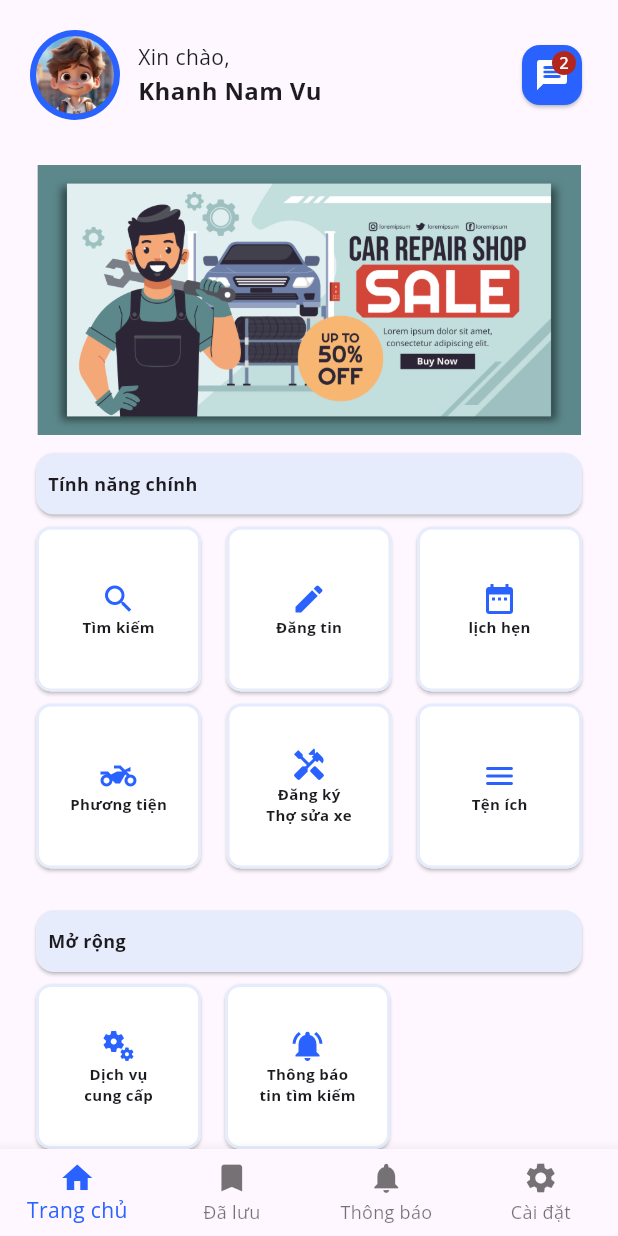
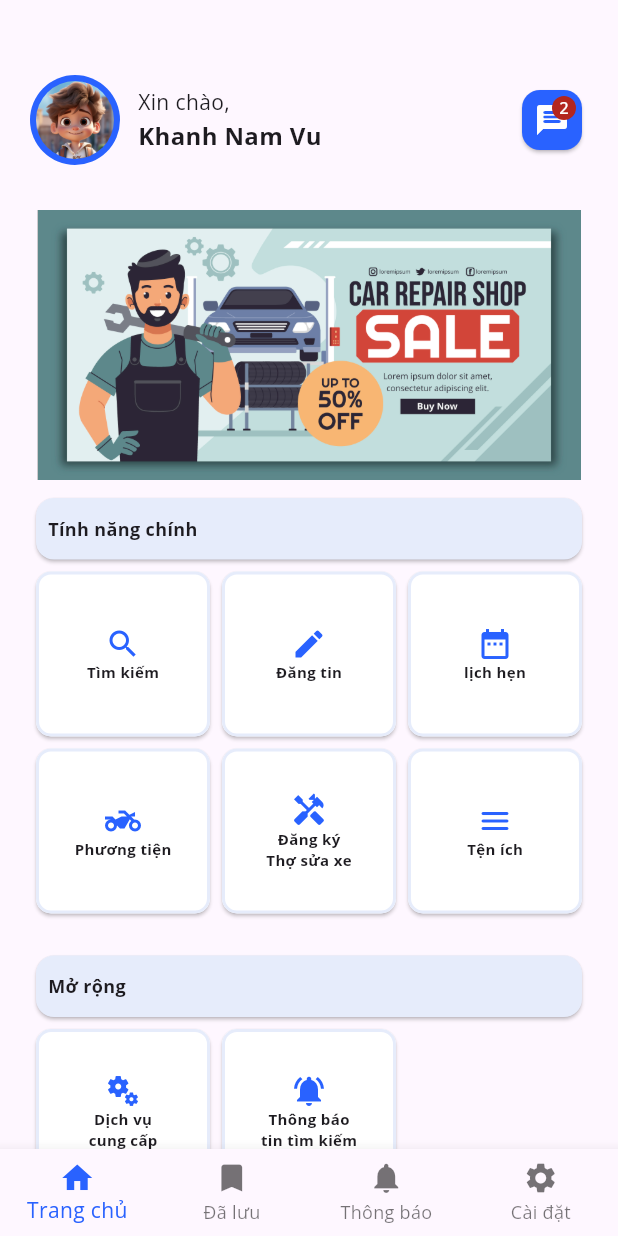
Before and after one commit to vnKhanhsDev/finca-app, a Flutter app: the screen it shows after launch, on a phone screen of 412 x 824 dp. Run offline on Flutter 3.47's test engine with Material 3 defaults, Android fonts, the phone set to English and light mode, and no system bars; drawn by our look-alikes of carousel_slider.

Commit message:
fix_home_screen

```diff
--- a/front-end/flutter_app/lib/screens/home_screen.dart
+++ b/front-end/flutter_app/lib/screens/home_screen.dart
@@ -20,8 +20,9 @@ class _HomeScreenState extends State<HomeScreen>{
   Widget build(BuildContext context){
   return Scaffold(
 
-    body: Container(
-      margin: EdgeInsets.only(top: 20, bottom:20, left: 20, right: 20),
+    body: SingleChildScrollView(
+      child: Container(
+        margin: EdgeInsets.only(top: 50, bottom:20, left: 20, right: 20),
         child: Column(
           crossAxisAlignment: CrossAxisAlignment.start,
           children: [
@@ -104,7 +105,7 @@ class _HomeScreenState extends State<HomeScreen>{
               child: Row(
                 mainAxisAlignment: MainAxisAlignment.spaceBetween,
                 children: [
-                InkWell(
+                  Expanded(child:InkWell(
                     onTap: (){
 
                     },
@@ -131,7 +132,8 @@ class _HomeScreenState extends State<HomeScreen>{
                       color: Colors.white,
                     ),
                   ),
-                InkWell(
+                  ),
+                  Expanded(child: InkWell(
                     onTap: (){
 
                     },
@@ -158,7 +160,8 @@ class _HomeScreenState extends State<HomeScreen>{
                       color: Colors.white,
                     ),
                   ),
-                InkWell(
+                  ),
+                  Expanded(child: InkWell(
                     onTap: (){
 
                     },
@@ -184,8 +187,7 @@ class _HomeScreenState extends State<HomeScreen>{
                       ),
                       color: Colors.white,
                     ),
-                ),
-
+                  ),),
                 ],
               ),
             ),
@@ -193,7 +195,7 @@ class _HomeScreenState extends State<HomeScreen>{
               child: Row(
                 mainAxisAlignment: MainAxisAlignment.spaceBetween,
                 children: [
-                InkWell(
+                  Expanded(child: InkWell(
                     onTap: (){
 
                     },
@@ -219,8 +221,8 @@ class _HomeScreenState extends State<HomeScreen>{
                       ),
                       color: Colors.white,
                     ),
-                ),
-                InkWell(
+                  ),),
+                  Expanded(child: InkWell(
                     onTap: (){
 
                     },
@@ -247,8 +249,8 @@ class _HomeScreenState extends State<HomeScreen>{
                       ),
                       color: Colors.white,
                     ),
-                ),
-                InkWell(
+                  ),),
+                  Expanded(child: InkWell(
                     onTap: (){
 
                     },
@@ -274,7 +276,7 @@ class _HomeScreenState extends State<HomeScreen>{
                       ),
                       color: Colors.white,
                     ),
-                ),
+                  ),),
                 ],
               ),
             ),
@@ -292,7 +294,9 @@ class _HomeScreenState extends State<HomeScreen>{
             Container(
               child: Row(
                 children: [
-                InkWell(
+                  Expanded(
+                    flex: 1,
+                    child: InkWell(
                     onTap: (){
 
                     },
@@ -319,10 +323,8 @@ class _HomeScreenState extends State<HomeScreen>{
                       ),
                       color: Colors.white,
                     ),
-                ),
-                Container(
-                  margin: EdgeInsets.only(left: 8),
-                  child: InkWell(
+                  ),),
+                  Expanded(flex: 1,child: InkWell(
                     onTap: (){
 
                     },
@@ -351,13 +353,13 @@ class _HomeScreenState extends State<HomeScreen>{
                         color: Colors.white,
                       ),
                     ),
-                  ),
-                ),
-
+                  ),),
+                  Expanded(child: Text(''),),
                 ],
               ),
             ),
           ],
+        ),
       ),
     ),
     bottomNavigationBar:  BottomNavigationBar(
```
Lines whose indentation alone changed are shown as unchanged.
